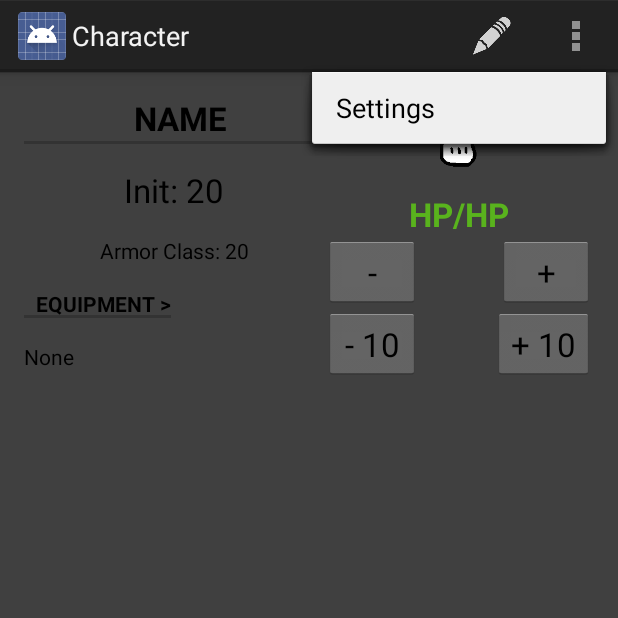
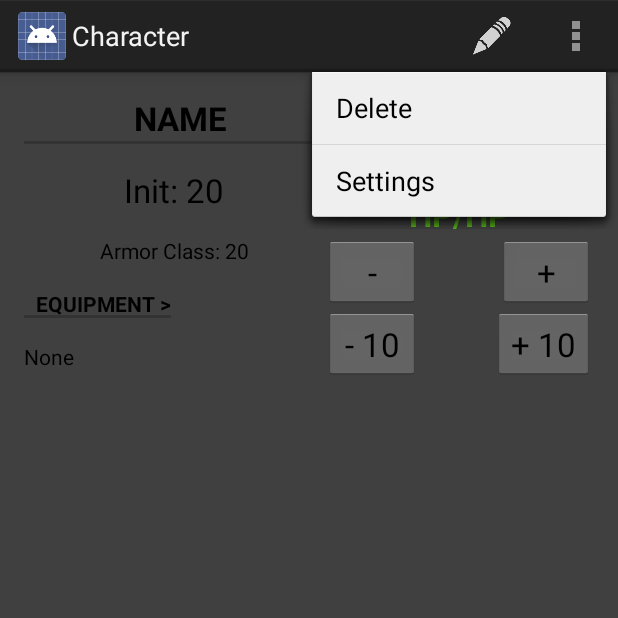
Before and after one commit to Twood76/dmdenc2, an Android app: the CharacterActivity screen opened directly, with no data from a screen before it, with the options menu open, on a phone screen of 412 x 824 dp, the top half of it. Run offline under Robolectric (Android 15) with nearby library versions, the phone set to English and light mode, and no system bars; 8 statements that could not run were skipped.

Commit message:
Added Delete Character to Character Activity Menu Actions

```diff
--- a/app/src/main/java/com/ricky/encounterassistant/ui/activities/CharacterActivity.java
+++ b/app/src/main/java/com/ricky/encounterassistant/ui/activities/CharacterActivity.java
@@ -122,6 +122,9 @@ public class CharacterActivity extends Activity {
             intent.putExtra(EXTRA_CHARACTER_ID, getIntent().getSerializableExtra(EXTRA_CHARACTER_ID));
             startActivityForResult(intent, REQUEST_CHARACTER_EDIT);
             return true;
+        } if (id == R.id.action_delete) {
+            deleteCharacter();
+            finish();
         }
         return super.onOptionsItemSelected(item);
     }
@@ -182,7 +185,7 @@ public class CharacterActivity extends Activity {
         database.close();
     }
 
-    private void deleteCharacter() {
+    public void deleteCharacter() {
         Encounter.getUniqueInstance(getApplicationContext()).removeCharacter(character.getId());
         CharacterDB db = new CharacterDB(getApplicationContext());
         db.open();
--- a/app/src/main/res/menu/character.xml
+++ b/app/src/main/res/menu/character.xml
@@ -10,4 +10,9 @@
         android:orderInCategory="1"
         android:showAsAction="always"
         android:icon="@drawable/ic_action_edit"/>
+    <item android:id="@+id/action_delete"
+        android:title="Delete"
+        android:orderInCategory="2"
+        android:showAsAction="never"
+        android:icon="@drawable/ic_action_discard" />
 </menu>
--- /dev/null
+++ b/app/src/main/res/values-w820dp/colors.xml
@@ -0,0 +1,6 @@
+<?xml version="1.0" encoding="utf-8"?>
+<resources>
+    <color name="selected_color">
+        #ffffff
+    </color>
+</resources>
```
Also changed, not shown: app/src/main/java/com/ricky/encounterassistant/models/Encounter.java (+26 -4 lines), app/src/main/java/com/ricky/encounterassistant/ui/activities/StartActivity.java (+10 -8 lines), app/src/main/java/com/ricky/encounterassistant/ui/fragments/CharacterListFragment.java (+23 -0 lines), app/src/main/res/drawable-hdpi/ic_action_discard.png (added), app/src/main/res/drawable-mdpi/ic_action_discard.png (added), app/src/main/res/drawable-xhdpi/ic_action_discard.png (added), app/src/main/res/drawable-xxhdpi/ic_action_discard.png (added).
